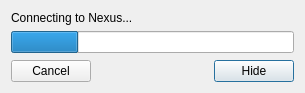
Above: source/modorganizer/src/validationprogressdialog.ui from ArialSenki/MO2-Revamped before the change. Below: the same form after it.
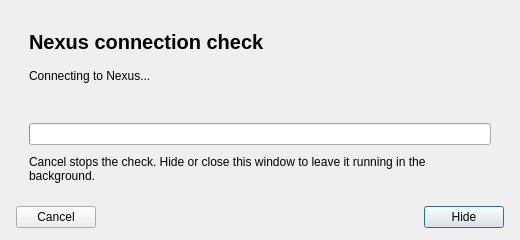
That is the form after the change.

Diff of the .ui file:
```diff
--- a/source/modorganizer/src/validationprogressdialog.ui
+++ b/source/modorganizer/src/validationprogressdialog.ui
@@ -3,112 +3,73 @@
  <class>ValidationProgressDialog</class>
  <widget class="QDialog" name="ValidationProgressDialog">
   <property name="geometry">
-   <rect>
-    <x>0</x>
-    <y>0</y>
-    <width>305</width>
-    <height>93</height>
-   </rect>
+    <rect><x>0</x><y>0</y><width>520</width><height>240</height></rect>
   </property>
   <property name="windowTitle">
    <string>Validating Nexus Connection</string>
   </property>
   <layout class="QVBoxLayout" name="verticalLayout_2">
+   <property name="spacing"><number>10</number></property>
+   <property name="leftMargin"><number>16</number></property>
+   <property name="topMargin"><number>16</number></property>
+   <property name="rightMargin"><number>16</number></property>
+   <property name="bottomMargin"><number>12</number></property>
    <item>
-    <widget class="QWidget" name="widget" native="true">
-     <layout class="QVBoxLayout" name="verticalLayout">
-      <property name="leftMargin">
-       <number>0</number>
-      </property>
-      <property name="topMargin">
-       <number>0</number>
-      </property>
-      <property name="rightMargin">
-       <number>0</number>
-      </property>
-      <property name="bottomMargin">
-       <number>0</number>
-      </property>
+    <widget class="QFrame" name="validationHeaderPanel">
+     <property name="frameShape"><enum>QFrame::NoFrame</enum></property>
+     <layout class="QVBoxLayout" name="headerLayout">
+      <property name="spacing"><number>3</number></property>
+      <property name="leftMargin"><number>13</number></property>
+      <property name="topMargin"><number>10</number></property>
+      <property name="rightMargin"><number>13</number></property>
+      <property name="bottomMargin"><number>10</number></property>
+      <item>
+       <widget class="QLabel" name="titleLabel">
+        <property name="font"><font><pointsize>15</pointsize><weight>600</weight><bold>true</bold></font></property>
+        <property name="text"><string>Nexus connection check</string></property>
+       </widget>
+      </item>
       <item>
        <widget class="QLabel" name="label">
-        <property name="text">
-         <string>Connecting to Nexus...</string>
-        </property>
+        <property name="text"><string>Connecting to Nexus...</string></property>
+        <property name="wordWrap"><bool>true</bool></property>
        </widget>
       </item>
+     </layout>
+    </widget>
+   </item>
+   <item>
+    <widget class="QFrame" name="validationStatusPanel">
+     <property name="frameShape"><enum>QFrame::NoFrame</enum></property>
+     <layout class="QVBoxLayout" name="statusLayout">
+      <property name="spacing"><number>8</number></property>
+      <property name="leftMargin"><number>13</number></property>
+      <property name="topMargin"><number>12</number></property>
+      <property name="rightMargin"><number>13</number></property>
+      <property name="bottomMargin"><number>12</number></property>
       <item>
        <widget class="QProgressBar" name="progress">
-        <property name="value">
-         <number>24</number>
-        </property>
-        <property name="textVisible">
-         <bool>false</bool>
-        </property>
+        <property name="minimumSize"><size><width>0</width><height>10</height></size></property>
+        <property name="value"><number>0</number></property>
+        <property name="textVisible"><bool>false</bool></property>
        </widget>
       </item>
       <item>
-       <spacer name="verticalSpacer">
-        <property name="orientation">
-         <enum>Qt::Vertical</enum>
-        </property>
-        <property name="sizeHint" stdset="0">
-         <size>
-          <width>20</width>
-          <height>40</height>
-         </size>
-        </property>
-       </spacer>
+       <widget class="QLabel" name="helpLabel">
+        <property name="text"><string>Cancel stops the check. Hide or close this window to leave it running in the background.</string></property>
+        <property name="wordWrap"><bool>true</bool></property>
+       </widget>
       </item>
      </layout>
     </widget>
    </item>
    <item>
-    <widget class="QWidget" name="widget_2" native="true">
-     <layout class="QHBoxLayout" name="horizontalLayout">
-      <property name="leftMargin">
-       <number>0</number>
-      </property>
-      <property name="topMargin">
-       <number>0</number>
-      </property>
-      <property name="rightMargin">
-       <number>0</number>
-      </property>
-      <property name="bottomMargin">
-       <number>0</number>
-      </property>
-      <item>
-       <widget class="QPushButton" name="cancel">
-        <property name="text">
-         <string>Cancel</string>
-        </property>
-       </widget>
-      </item>
-      <item>
-       <spacer name="horizontalSpacer">
-        <property name="orientation">
-         <enum>Qt::Horizontal</enum>
-        </property>
-        <property name="sizeHint" stdset="0">
-         <size>
-          <width>122</width>
-          <height>20</height>
-         </size>
-        </property>
-       </spacer>
-      </item>
-      <item>
-       <widget class="QPushButton" name="hide">
-        <property name="text">
-         <string>Hide</string>
-        </property>
-        <property name="default">
-         <bool>true</bool>
-        </property>
-       </widget>
-      </item>
-     </layout>
-    </widget>
+    <layout class="QHBoxLayout" name="actionsLayout">
+     <property name="spacing"><number>8</number></property>
+     <item><widget class="QPushButton" name="cancel"><property name="text"><string>Cancel</string></property><property name="autoDefault"><bool>false</bool></property></widget></item>
+     <item><spacer name="actionsSpacer"><property name="orientation"><enum>Qt::Horizontal</enum></property><property name="sizeHint" stdset="0"><size><width>40</width><height>20</height></size></property></spacer></item>
+     <item><widget class="QPushButton" name="hide"><property name="text"><string>Hide</string></property><property name="default"><bool>true</bool></property><property name="autoDefault"><bool>true</bool></property></widget></item>
+    </layout>
    </item>
   </layout>
  </widget>
```
Left out of the diff: 4 changed lines with no effect on the pictures.
